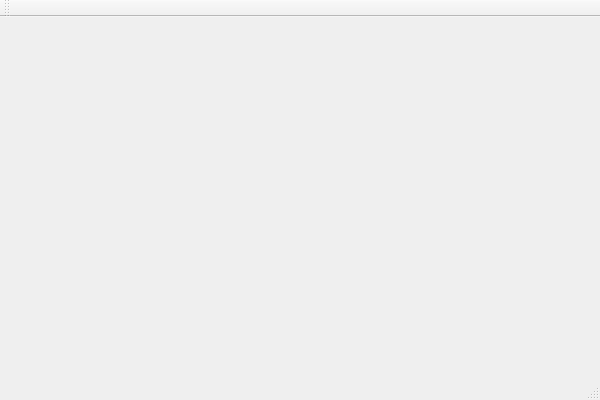
This is wargame.ui in stephenson1811/BBQ as Qt 5 draws it before an edit. The edited form follows.
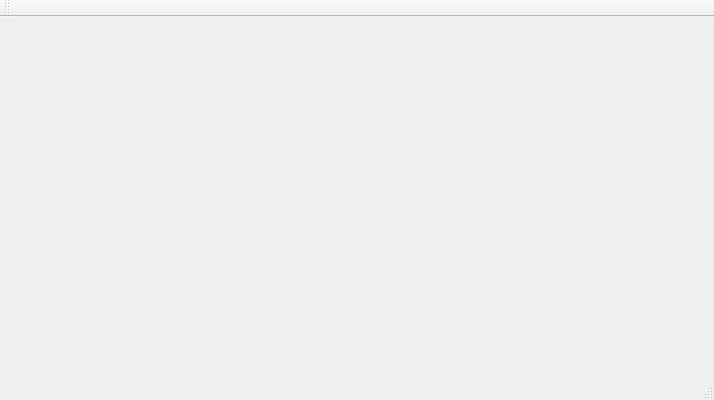
This is the edited form.

The edit to the form file:
```diff
--- a/wargame.ui
+++ b/wargame.ui
@@ -6,7 +6,7 @@
    <rect>
     <x>0</x>
     <y>0</y>
-    <width>600</width>
+    <width>714</width>
     <height>400</height>
    </rect>
   </property>
@@ -18,9 +18,9 @@
     <property name="geometry">
      <rect>
       <x>150</x>
-      <y>110</y>
-      <width>171</width>
-      <height>91</height>
+      <y>80</y>
+      <width>371</width>
+      <height>191</height>
      </rect>
     </property>
     <layout class="QVBoxLayout" name="verticalLayout">
```
Left out of the diff: 8 changed lines with no effect on the pictures.
